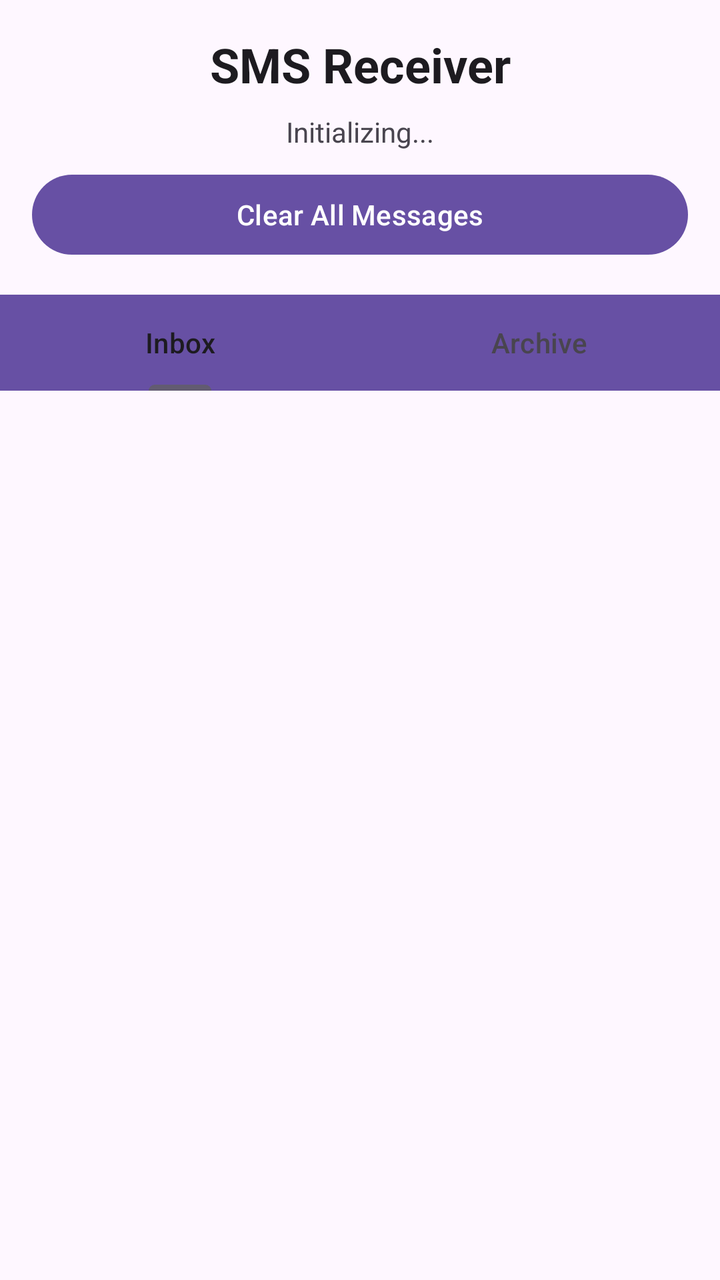
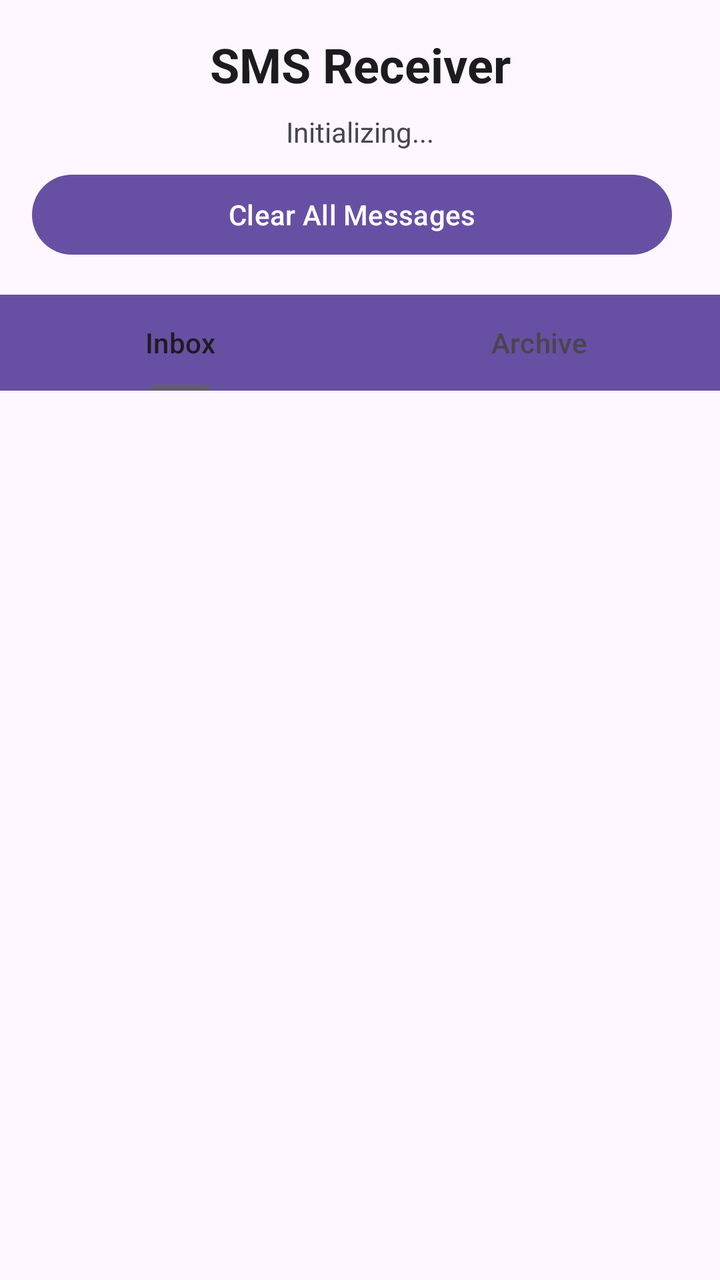

Compare the two renders of this Android layout. The source of the first and the diff that turns it into the second are given below.
<!-- AndroidManifest.xml: application theme Theme.Material3.DayNight -->
<!-- res/layout/activity_main.xml -->
<?xml version="1.0" encoding="utf-8"?>
<LinearLayout xmlns:android="http://schemas.android.com/apk/res/android"
    xmlns:app="http://schemas.android.com/apk/res-auto"
    android:layout_width="match_parent"
    android:layout_height="match_parent"
    android:orientation="vertical">

    <LinearLayout
        android:layout_width="match_parent"
        android:layout_height="wrap_content"
        android:orientation="vertical"
        android:padding="16dp">

        <TextView
            android:id="@+id/titleText"
            android:layout_width="match_parent"
            android:layout_height="wrap_content"
            android:text="@string/app_name"
            android:textSize="24sp"
            android:textStyle="bold"
            android:textColor="?android:attr/textColorPrimary"
            android:gravity="center"
            android:paddingBottom="8dp" />

        <TextView
            android:id="@+id/statusText"
            android:layout_width="match_parent"
            android:layout_height="wrap_content"
            android:text="Initializing..."
            android:textSize="14sp"
            android:textColor="?android:attr/textColorSecondary"
            android:gravity="center"
            android:paddingBottom="8dp" />

        <Button
            android:id="@+id/clearButton"
            android:layout_width="match_parent"
            android:layout_height="wrap_content"
            android:text="Clear All Messages" />

    </LinearLayout>

    <com.google.android.material.tabs.TabLayout
        android:id="@+id/tabLayout"
        android:layout_width="match_parent"
        android:layout_height="wrap_content"
        android:background="?android:attr/colorPrimary"
        app:tabTextColor="?android:attr/textColorSecondary"
        app:tabSelectedTextColor="?android:attr/textColorPrimary"
        app:tabIndicatorColor="?android:attr/colorAccent">

        <com.google.android.material.tabs.TabItem
            android:layout_width="wrap_content"
            android:layout_height="wrap_content"
            android:text="Inbox" />

        <com.google.android.material.tabs.TabItem
            android:layout_width="wrap_content"
            android:layout_height="wrap_content"
            android:text="Archive" />

    </com.google.android.material.tabs.TabLayout>

    <androidx.recyclerview.widget.RecyclerView
        android:id="@+id/recyclerView"
        android:layout_width="match_parent"
        android:layout_height="0dp"
        android:layout_weight="1"
        android:clipToPadding="false"
        android:padding="8dp" />

</LinearLayout>
<!-- resources referenced by this layout -->
<resources>
  <string name="app_name">SMS Receiver</string>
</resources>

<!-- the commit's change to res/layout/activity_main.xml (unified diff, before → after) -->
@@ -32,11 +32,29 @@
             android:gravity="center"
             android:paddingBottom="8dp" />
 
-        <Button
-            android:id="@+id/clearButton"
+        <LinearLayout
             android:layout_width="match_parent"
             android:layout_height="wrap_content"
-            android:text="Clear All Messages" />
+            android:orientation="horizontal">
+
+            <Button
+                android:id="@+id/clearButton"
+                android:layout_width="0dp"
+                android:layout_height="wrap_content"
+                android:layout_weight="1"
+                android:text="Clear All Messages"
+                android:layout_marginEnd="8dp" />
+
+            <Button
+                android:id="@+id/deleteButton"
+                android:layout_width="0dp"
+                android:layout_height="wrap_content"
+                android:layout_weight="1"
+                android:text="Delete Selected"
+                android:visibility="gone"
+                android:backgroundTint="#F44336" />
+
+        </LinearLayout>
 
     </LinearLayout>
 
